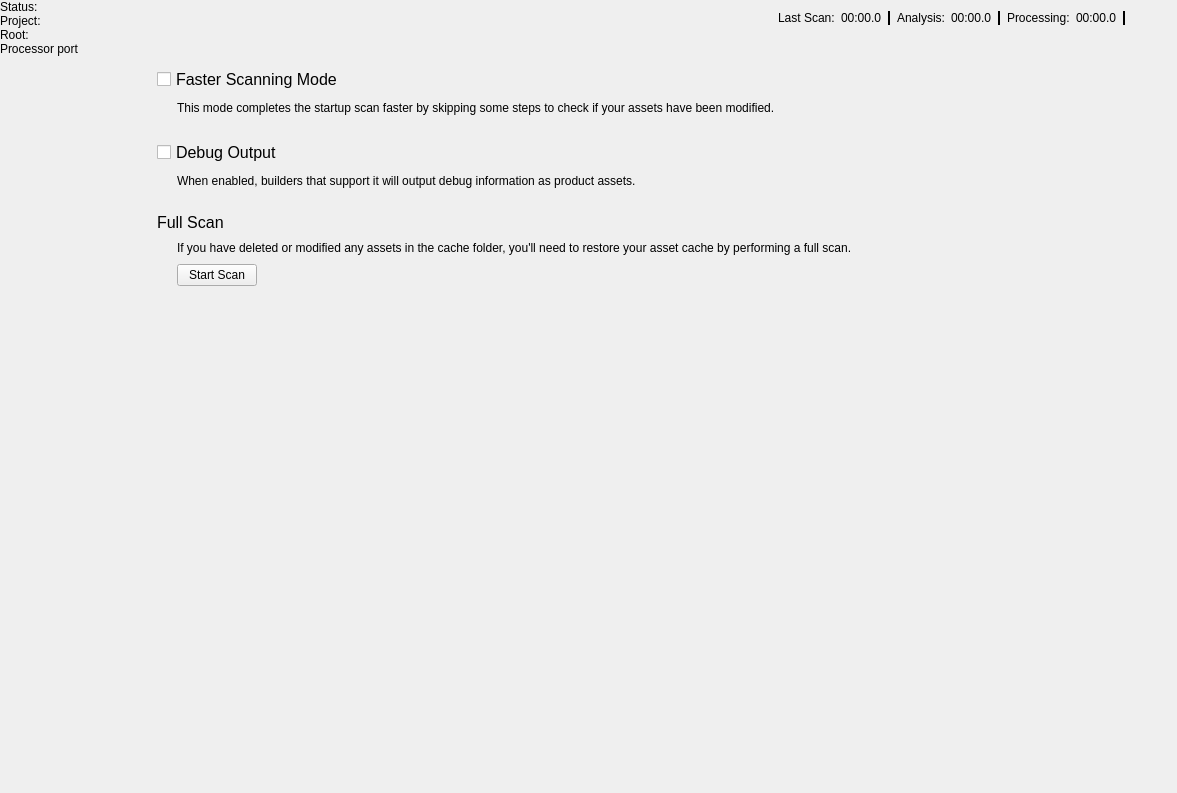
Before: the Qt Designer form Code/Tools/AssetProcessor/native/ui/MainWindow.ui in o3de/o3de, drawn with Qt 5.
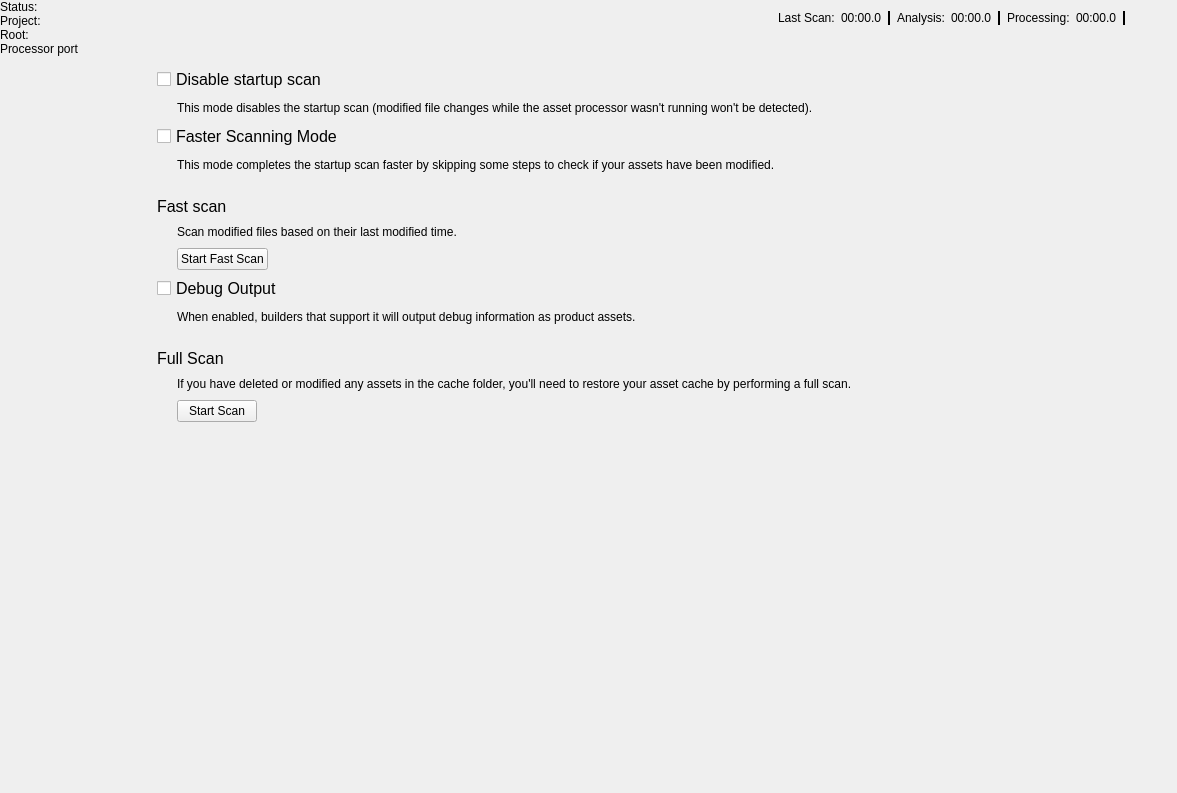
After: the same form once the commit is applied. The open tabs and pages were chosen to show the change. Icons and pictures are not drawn. Custom widgets are drawn as their Qt base class.

Commit message: AssetProcessor: allow to disable initial scan

```diff
--- a/Code/Tools/AssetProcessor/native/ui/MainWindow.ui
+++ b/Code/Tools/AssetProcessor/native/ui/MainWindow.ui
@@ -1257,6 +1257,49 @@
         </widget>
         <widget class="QWidget" name="ToolsPage">
          <layout class="QVBoxLayout" name="verticalLayout_3">
+          <item>
+           <widget class="QCheckBox" name="skipinitialdatabaseCheck">
+            <property name="styleSheet">
+             <string notr="true">font: 12pt;</string>
+            </property>
+            <property name="text">
+             <string>Disable startup scan</string>
+            </property>
+           </widget>
+          </item>
+          <item>
+           <layout class="QHBoxLayout" name="skipinitialcheck_horizontalLayout">
+            <item>
+             <spacer name="indentSpacer1">
+              <property name="orientation">
+               <enum>Qt::Horizontal</enum>
+              </property>
+              <property name="sizeType">
+               <enum>QSizePolicy::Fixed</enum>
+              </property>
+              <property name="sizeHint" stdset="0">
+               <size>
+                <width>20</width>
+                <height>20</height>
+               </size>
+              </property>
+             </spacer>
+            </item>
+            <item>
+             <widget class="QLabel" name="skipinitialdatabaseDescription">
+              <property name="text">
+               <string>&lt;html&gt;&lt;head/&gt;&lt;body&gt;&lt;p&gt;This mode disables the startup scan (modified file changes while the asset processor wasn't running won't be detected).&lt;/p&gt;&lt;/body&gt;&lt;/html&gt;</string>
+              </property>
+              <property name="scaledContents">
+               <bool>false</bool>
+              </property>
+              <property name="wordWrap">
+               <bool>true</bool>
+              </property>
+             </widget>
+            </item>
+           </layout>
+          </item>
           <item>
            <widget class="QCheckBox" name="modtimeSkippingCheckBox">
             <property name="styleSheet">
@@ -1316,6 +1359,95 @@
             </property>
            </spacer>
           </item>
+          <item>
+           <widget class="QLabel" name="fastScanHeader">
+            <property name="text">
+             <string>&lt;html&gt;&lt;head/&gt;&lt;body&gt;&lt;p&gt;&lt;span style=&quot; font-size:12pt;&quot;&gt;Fast scan&lt;/span&gt;&lt;/p&gt;&lt;/body&gt;&lt;/html&gt;</string>
+            </property>
+            <property name="wordWrap">
+             <bool>true</bool>
+            </property>
+           </widget>
+          </item>
+          <item>
+           <layout class="QHBoxLayout" name="fastScanHorizontalLayout">
+            <item>
+             <spacer name="indentSpacer2">
+              <property name="orientation">
+               <enum>Qt::Horizontal</enum>
+              </property>
+              <property name="sizeType">
+               <enum>QSizePolicy::Fixed</enum>
+              </property>
+              <property name="sizeHint" stdset="0">
+               <size>
+                <width>20</width>
+                <height>20</height>
+               </size>
+              </property>
+             </spacer>
+            </item>
+            <item>
+             <widget class="QLabel" name="fastScanDescriptionText">
+              <property name="text">
+               <string>&lt;html&gt;&lt;head/&gt;&lt;body&gt;&lt;p&gt;Scan modified files based on their last modified time.&lt;/p&gt;&lt;/body&gt;&lt;/html&gt;</string>
+              </property>
+              <property name="scaledContents">
+               <bool>false</bool>
+              </property>
+              <property name="wordWrap">
+               <bool>true</bool>
+              </property>
+             </widget>
+            </item>
+           </layout>
+          </item>
+          <item>
+           <layout class="QHBoxLayout" name="fastScanHorizontalLayout2">
+            <item>
+             <spacer name="fastScanhorizontalSpacer_1">
+              <property name="orientation">
+               <enum>Qt::Horizontal</enum>
+              </property>
+              <property name="sizeType">
+               <enum>QSizePolicy::Fixed</enum>
+              </property>
+              <property name="sizeHint" stdset="0">
+               <size>
+                <width>20</width>
+                <height>20</height>
+               </size>
+              </property>
+             </spacer>
+            </item>
+            <item>
+             <widget class="QPushButton" name="fastScanButton">
+              <property name="sizePolicy">
+               <sizepolicy hsizetype="Fixed" vsizetype="Fixed">
+                <horstretch>0</horstretch>
+                <verstretch>0</verstretch>
+               </sizepolicy>
+              </property>
+              <property name="text">
+               <string>Start Fast Scan</string>
+              </property>
+             </widget>
+            </item>
+            <item>
+             <spacer name="fastScanHorizontalSpacer_2">
+              <property name="orientation">
+               <enum>Qt::Horizontal</enum>
+              </property>
+              <property name="sizeHint" stdset="0">
+               <size>
+                <width>40</width>
+                <height>20</height>
+               </size>
+              </property>
+             </spacer>
+            </item>
+           </layout>
+          </item>
           <item>
            <widget class="QCheckBox" name="debugOutputCheckBox">
             <property name="styleSheet">
```
The commit also changes 6 other files.
